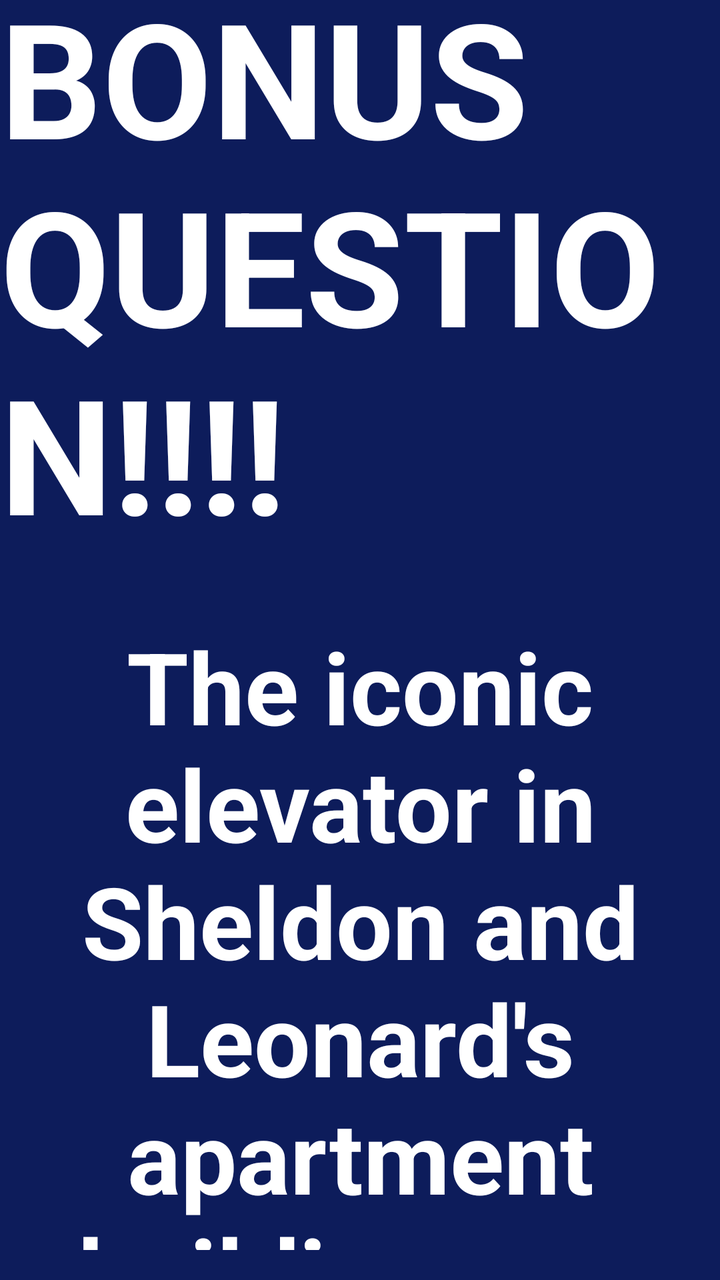
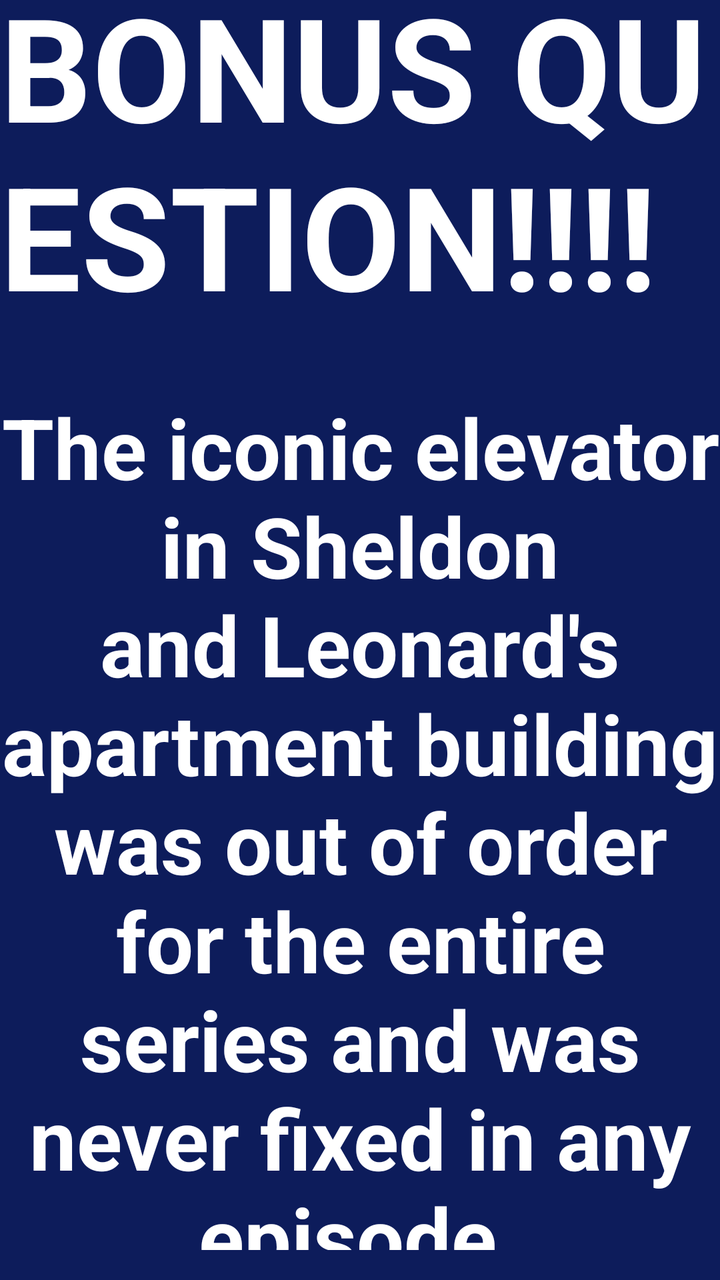

Two renders of the same Android screen: before a commit and after it. Below are the layout's source before the change and the commit's diff.
<!-- AndroidManifest.xml: application theme Theme.QuizzAppBBT -->
<!-- res/layout/bonus.xml -->
<?xml version="1.0" encoding="utf-8"?>
<LinearLayout
    xmlns:android="http://schemas.android.com/apk/res/android"
    android:layout_width="match_parent"
    android:layout_height="match_parent"
    android:orientation="vertical"
    android:background="#0D1C5B"
    android:gravity="center"
    >

    <TextView
        android:layout_width="wrap_content"
        android:layout_height="wrap_content"
        android:text="@string/bonus_title"
        android:textStyle="bold"
        android:textColor="@color/white"
        android:textSize="80dp"
        android:layout_gravity="center"/>
    <TextView
        android:id="@+id/text"
        android:layout_width="wrap_content"
        android:layout_height="wrap_content"
        android:textSize="50dp"
        android:textColor="@color/white"
        android:textStyle="bold"
        android:text="@string/bonus_question"
        android:textAlignment="center"
        android:layout_marginTop="30dp"
        />
    <LinearLayout
        android:layout_width="wrap_content"
        android:layout_height="wrap_content"
        android:orientation="horizontal"
        android:layout_gravity="center"
        android:layout_marginTop="30dp">

        <Button
            android:id="@+id/True"
            android:layout_width="wrap_content"
            android:layout_height="wrap_content"
            android:text="@string/True"
            android:textStyle="bold"
            android:textColor="@color/white"
            android:textSize="50dp"
            android:backgroundTint="@color/black"
            android:layout_weight="1"/>
        <Space
            android:layout_width="20dp"
            android:layout_height="wrap_content"/>
        <Button
            android:id="@+id/False"
            android:layout_width="wrap_content"
            android:layout_height="wrap_content"
            android:text="@string/False"
            android:textStyle="bold"
            android:textColor="@color/white"
            android:textSize="50dp"
            android:backgroundTint="@color/black"
            android:layout_weight="1"/>


    </LinearLayout>
    <Button
        android:id="@+id/newScore"
        android:layout_width="wrap_content"
        android:layout_height="wrap_content"
        android:text="@string/newScore"
        android:textStyle="bold"
        android:textColor="@color/white"
        android:textSize="50dp"
        android:backgroundTint="@color/black"
        android:visibility="gone"/>




</LinearLayout>
<!-- resources referenced by this layout -->
<resources>
  <color name="black">#FF000000</color>
  <color name="white">#FFFFFFFF</color>
  <string name="False">False</string>
  <string name="True">True</string>
  <string name="bonus_question">The iconic elevator in Sheldon and Leonard\'s apartment building was out of order for the entire series and was never fixed in any episode.</string>
  <string name="bonus_title">BONUS QUESTION!!!!</string>
  <string name="newScore">Show New Score</string>
  <style name="Theme.QuizzAppBBT" parent="Base.Theme.QuizzAppBBT" />
  <style name="Base.Theme.QuizzAppBBT" parent="Theme.Material3.DayNight.NoActionBar">
          
          
      </style>
</resources>

<!-- the commit's change to res/layout/bonus.xml (unified diff, before → after) -->
@@ -14,13 +14,13 @@
         android:text="@string/bonus_title"
         android:textStyle="bold"
         android:textColor="@color/white"
-        android:textSize="80dp"
+        android:textSize="72dp"
         android:layout_gravity="center"/>
     <TextView
         android:id="@+id/text"
         android:layout_width="wrap_content"
         android:layout_height="wrap_content"
-        android:textSize="50dp"
+        android:textSize="42dp"
         android:textColor="@color/white"
         android:textStyle="bold"
         android:text="@string/bonus_question"
@@ -41,7 +41,7 @@
             android:text="@string/True"
             android:textStyle="bold"
             android:textColor="@color/white"
-            android:textSize="50dp"
+            android:textSize="42dp"
             android:backgroundTint="@color/black"
             android:layout_weight="1"/>
         <Space
@@ -54,7 +54,7 @@
             android:text="@string/False"
             android:textStyle="bold"
             android:textColor="@color/white"
-            android:textSize="50dp"
+            android:textSize="42dp"
             android:backgroundTint="@color/black"
             android:layout_weight="1"/>
 
@@ -67,7 +67,7 @@
         android:text="@string/newScore"
         android:textStyle="bold"
         android:textColor="@color/white"
-        android:textSize="50dp"
+        android:textSize="42dp"
         android:backgroundTint="@color/black"
         android:visibility="gone"/>
 
